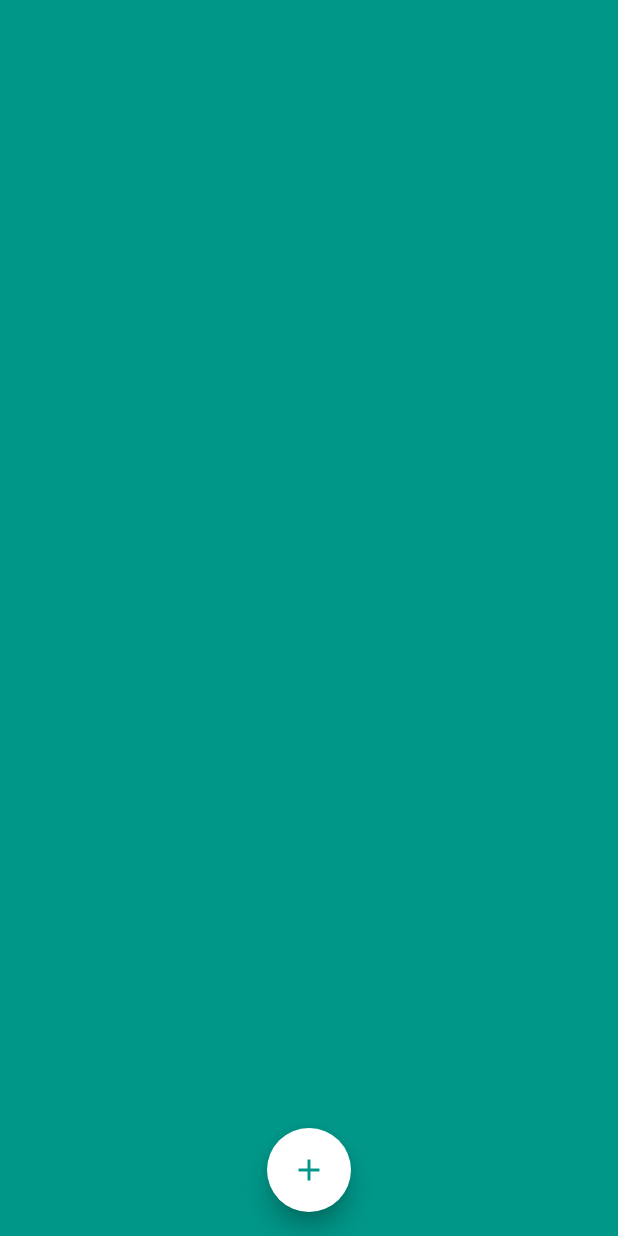
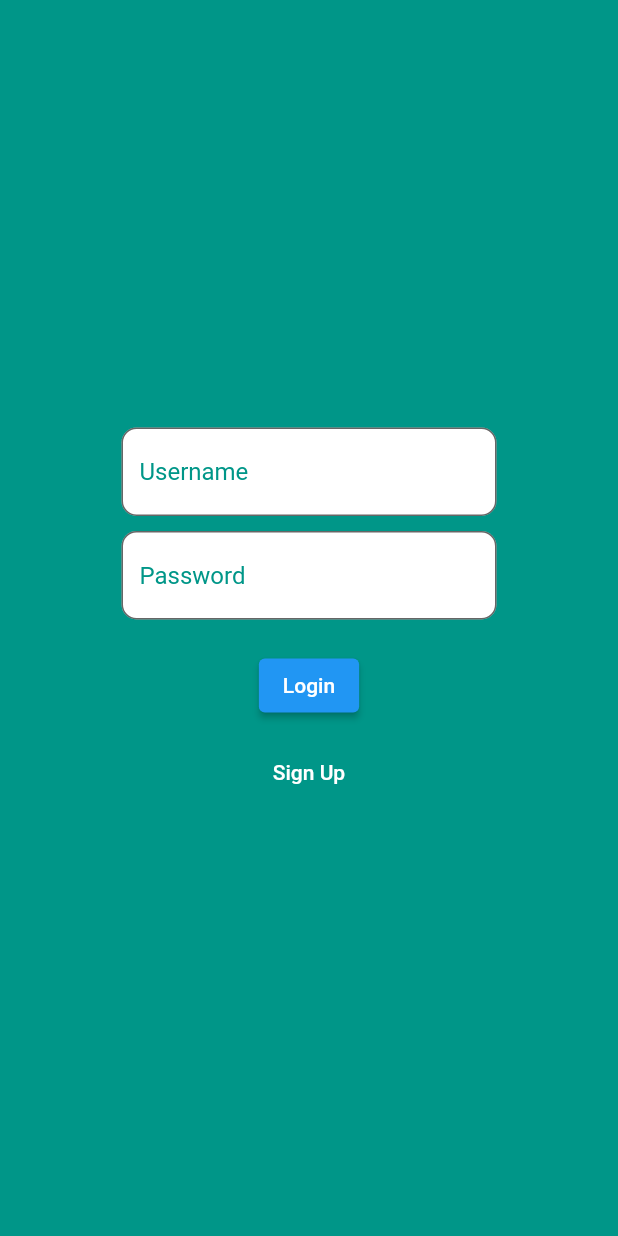
Before and after one commit to Itasyi/abp, a Flutter app: the screen it shows after launch, on a phone screen of 412 x 824 dp. Run offline on Flutter 3.47's test engine with Material 2 defaults, Android fonts, the phone set to English and light mode, and no system bars; our stand-ins replace sqflite, sqflite_common_ffi; accounts and stored records are empty.

Commit message:
Checkpoint #1

```diff
--- a/lib/main.dart
+++ b/lib/main.dart
@@ -1,5 +1,5 @@
 import 'package:flutter/material.dart';
-import 'package:todo_list_app/screens/home_screen.dart';
+import 'package:todo_list_app/screens/login_screen.dart';
 
 void main() {
   runApp(TodoListApp());
@@ -13,7 +13,7 @@ class TodoListApp extends StatelessWidget {
       theme: ThemeData(
         primarySwatch: Colors.blue,
       ),
-      home: HomeScreen(),
+      home: LoginScreen(), // Set LoginScreen as the home screen
     );
   }
 }
--- /dev/null
+++ b/lib/models/user.dart
@@ -0,0 +1,36 @@
+class User {
+  int? id;
+  String username;
+  String email;
+  String password;
+
+  User({
+    this.id,
+    required this.username,
+    required this.email,
+    required this.password,
+  });
+
+  Map<String, dynamic> toMap() {
+    return {
+      'id': id,
+      'username': username,
+      'email': email,
+      'password': password,
+    };
+  }
+
+  factory User.fromMap(Map<String, dynamic> map) {
+    return User(
+      id: map['id'],
+      username: map['username'],
+      email: map['email'],
+      password: map['password'],
+    );
+  }
+
+  @override
+  String toString() {
+    return 'User(id: $id, username: $username, email: $email, password: $password)';
+  }
+}
--- a/lib/models/task.dart
+++ b/lib/models/user_task.dart
@@ -1,24 +1,28 @@
-class Task {
-  int id;
+class UserTask {
+  int? id;
+  int? userId;
   String title;
   String description;
   bool isDone;
 
-  Task({
-    required this.id,
+  UserTask({
+    this.id,
+    this.userId,
     required this.title,
     required this.description,
     required this.isDone,
   });
 
-  Task copyWith({
+  UserTask copyWith({
     int? id,
+    int? userId,
     String? title,
     String? description,
     bool? isDone,
   }) {
-    return Task(
+    return UserTask(
       id: id ?? this.id,
+      userId: userId ?? this.userId,
       title: title ?? this.title,
       description: description ?? this.description,
       isDone: isDone ?? this.isDone,
@@ -28,15 +32,17 @@ class Task {
   Map<String, dynamic> toMap() {
     return {
       'id': id,
+      'userId': userId, // Include the userId in the toMap method
       'title': title,
       'description': description,
       'isDone': isDone ? 1 : 0,
     };
   }
 
-  factory Task.fromMap(Map<String, dynamic> map) {
-    return Task(
+  factory UserTask.fromMap(Map<String, dynamic> map) {
+    return UserTask(
       id: map['id'],
+      userId: map['userId'], // Include the userId in the factory constructor
       title: map['title'],
       description: map['description'],
       isDone: map['isDone'] == 1,
@@ -45,6 +51,7 @@ class Task {
 
   Map<String, dynamic> toMapWithoutId() {
     return {
+      'userId': userId, // Include the userId in the toMapWithoutId method
       'title': title,
       'description': description,
       'isDone': isDone ? 1 : 0,
--- /dev/null
+++ b/lib/screens/login_screen.dart
@@ -0,0 +1,121 @@
+import 'package:flutter/material.dart';
+import 'package:todo_list_app/database/database_helper.dart';
+import 'package:todo_list_app/screens/home_screen.dart';
+import 'package:todo_list_app/screens/signup_screen.dart';
+
+class LoginScreen extends StatefulWidget {
+  @override
+  _LoginScreenState createState() => _LoginScreenState();
+}
+
+class _LoginScreenState extends State<LoginScreen> {
+  final TextEditingController _usernameController = TextEditingController();
+  final TextEditingController _passwordController = TextEditingController();
+
+  @override
+  void dispose() {
+    _usernameController.dispose();
+    _passwordController.dispose();
+    super.dispose();
+  }
+
+  void _login() async {
+    final username = _usernameController.text.trim();
+    final password = _passwordController.text;
+
+    // Authenticate the user with the provided credentials
+    final dbHelper = DatabaseHelper.instance;
+    final user = await dbHelper.authenticateUser(username, password);
+
+    if (user != null) {
+      Navigator.pushReplacement(
+        context,
+        MaterialPageRoute(builder: (context) => HomeScreen(user: user)),
+      );
+    } else {
+      showDialog(
+        context: context,
+        builder: (BuildContext context) {
+          return AlertDialog(
+            title: Text('Login Failed'),
+            content: Text('Invalid username or password.'),
+            actions: [
+              ElevatedButton(
+                onPressed: () {
+                  Navigator.pop(context);
+                },
+                child: Text('OK'),
+              ),
+            ],
+          );
+        },
+      );
+    }
+  }
+
+  @override
+  Widget build(BuildContext context) {
+    return Scaffold(
+      backgroundColor: Colors.teal,
+      body: Center(
+        child: Column(
+          mainAxisAlignment: MainAxisAlignment.center,
+          children: [
+            SizedBox(
+              width: 250,
+              child: TextField(
+                controller: _usernameController,
+                style: TextStyle(color: Colors.teal),
+                decoration: InputDecoration(
+                  filled: true,
+                  fillColor: Colors.white,
+                  hintText: 'Username',
+                  hintStyle: TextStyle(color: Colors.teal),
+                  border: OutlineInputBorder(
+                    borderRadius: BorderRadius.circular(10.0),
+                  ),
+                ),
+              ),
+            ),
+            SizedBox(height: 10),
+            SizedBox(
+              width: 250,
+              child: TextField(
+                controller: _passwordController,
+                obscureText: true,
+                style: TextStyle(color: Colors.teal),
+                decoration: InputDecoration(
+                  filled: true,
+                  fillColor: Colors.white,
+                  hintText: 'Password',
+                  hintStyle: TextStyle(color: Colors.teal),
+                  border: OutlineInputBorder(
+                    borderRadius: BorderRadius.circular(10.0),
+                  ),
+                ),
+              ),
+            ),
+            SizedBox(height: 20),
+            ElevatedButton(
+              onPressed: _login,
+              child: Text('Login'),
+            ),
+            SizedBox(height: 10),
+            TextButton(
+              onPressed: () {
+                Navigator.push(
+                  context,
+                  MaterialPageRoute(builder: (context) => SignupScreen()),
+                );
+              },
+              child: Text(
+                'Sign Up',
+                style: TextStyle(color: Colors.white),
+              ),
+            ),
+          ],
+        ),
+      ),
+    );
+  }
+}
--- a/lib/widgets/task_item.dart
+++ b/lib/widgets/task_item.dart
@@ -1,8 +1,8 @@
 import 'package:flutter/material.dart';
-import 'package:todo_list_app/models/task.dart';
+import 'package:todo_list_app/models/user_task.dart';
 
 class TaskItem extends StatelessWidget {
-  final Task task;
+  final UserTask task;
   final Function(bool?) onChanged;
   final VoidCallback onTap;
 
```
Also changed, not shown: lib/database/database_helper.dart (+72 -20 lines), lib/screens/add_task_screen.dart (+4 -3 lines), lib/screens/home_screen.dart (+14 -8 lines), lib/screens/signup_screen.dart (added, +204 -0 lines), lib/screens/task_details_screen.dart (+6 -5 lines), lib/screens/task_screen.dart (+9 -8 lines).
